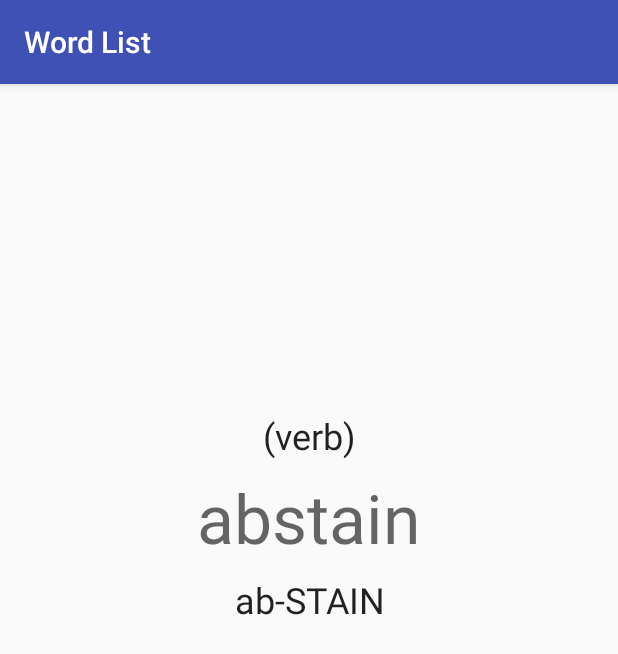
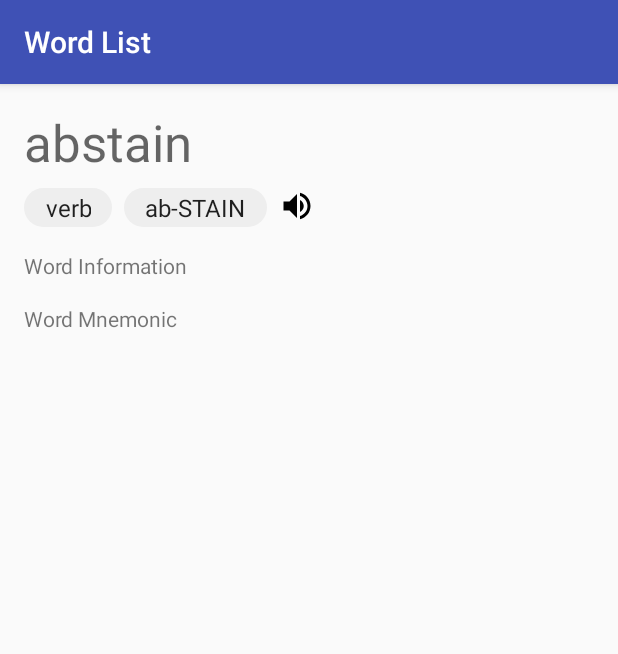
Before and after one commit to adityakamble49/word-list, an Android app: the WordFragment screen opened directly, with no data from a screen before it, on a phone screen of 412 x 824 dp. Shown: the top 654 px of the screen. Run offline under Robolectric (Android 15) with nearby library versions, the phone set to English and light mode, and no system bars.

Commit message:
Word Fragment UI update

```diff
--- /dev/null
+++ b/app/src/main/java/com/adityakamble49/wordlist/ui/common/BaseContract.kt
@@ -0,0 +1,15 @@
+package com.adityakamble49.wordlist.ui.common
+
+import android.arch.lifecycle.LifecycleOwner
+
+/**
+ * BaseContract
+ *
+ * @author Aditya Kamble
+ * @since 7/4/2018
+ */
+interface BaseContract {
+
+    interface View : LifecycleOwner
+    interface Presenter
+}
--- /dev/null
+++ b/app/src/main/java/com/adityakamble49/wordlist/ui/words/WordContract.kt
@@ -0,0 +1,21 @@
+package com.adityakamble49.wordlist.ui.words
+
+import com.adityakamble49.wordlist.model.Word
+import com.adityakamble49.wordlist.ui.common.BaseContract
+
+/**
+ * Word Fragment Contract
+ *
+ * @author Aditya Kamble
+ * @since 7/4/2018
+ */
+interface WordContract {
+
+    interface View : BaseContract.View {
+        fun speakWord(word: String)
+    }
+
+    interface Presenter : BaseContract.Presenter {
+        fun onClickedTextToSpeech(word: Word)
+    }
+}
--- a/app/src/main/java/com/adityakamble49/wordlist/ui/words/WordFragment.kt
+++ b/app/src/main/java/com/adityakamble49/wordlist/ui/words/WordFragment.kt
@@ -1,14 +1,32 @@
 package com.adityakamble49.wordlist.ui.words
 
+import android.speech.tts.TextToSpeech
 import android.view.View
 import com.adityakamble49.wordlist.R
+import com.adityakamble49.wordlist.model.Word
 import com.adityakamble49.wordlist.ui.common.BaseFragment
+import kotlinx.android.synthetic.main.fragment_word_info.view.*
+import java.util.*
 
 /**
  * @author Aditya Kamble
  * @since 6/4/2018
  */
-class WordFragment : BaseFragment() {
+class WordFragment : BaseFragment(), WordContract.View, TextToSpeech.OnInitListener,
+        View.OnClickListener {
+
+    private lateinit var presenter: WordPresenter
+
+    override fun onInit(status: Int) {
+
+    }
+
+    override fun onClick(v: View?) {
+        when (v?.id) {
+            R.id.word_text_to_speech -> presenter.onClickedTextToSpeech(
+                    Word("abstain", "", "", "", ""))
+        }
+    }
 
     companion object {
         fun newInstance() = WordFragment()
@@ -17,9 +35,16 @@ class WordFragment : BaseFragment() {
     override fun getLayoutId() = R.layout.fragment_word_info
 
     override fun bindView(rootView: View) {
+        rootView.word_text_to_speech.setOnClickListener(this)
     }
 
     override fun initializePresenter() {
+        presenter = WordPresenter(this)
     }
 
+    override fun speakWord(word: String) {
+        val tts = TextToSpeech(context, this)
+        tts.language = Locale.US
+        tts.speak(word, TextToSpeech.QUEUE_ADD, null)
+    }
 }
--- /dev/null
+++ b/app/src/main/java/com/adityakamble49/wordlist/ui/words/WordPresenter.kt
@@ -0,0 +1,14 @@
+package com.adityakamble49.wordlist.ui.words
+
+import com.adityakamble49.wordlist.model.Word
+
+/**
+ * @author Aditya Kamble
+ * @since 7/4/2018
+ */
+class WordPresenter constructor(private val view: WordContract.View) : WordContract.Presenter {
+
+    override fun onClickedTextToSpeech(word: Word) {
+        view.speakWord(word.name)
+    }
+}
--- /dev/null
+++ b/app/src/main/res/drawable/bg_word_type.xml
@@ -0,0 +1,8 @@
+<?xml version="1.0" encoding="utf-8"?>
+<shape xmlns:android="http://schemas.android.com/apk/res/android"
+    android:shape="rectangle">
+
+    <solid android:color="@color/bg_word_type_solid" />
+    <corners android:radius="18dp" />
+
+</shape>
--- /dev/null
+++ b/app/src/main/res/drawable/ic_volume_up.xml
@@ -0,0 +1,9 @@
+<vector xmlns:android="http://schemas.android.com/apk/res/android"
+        android:width="24dp"
+        android:height="24dp"
+        android:viewportWidth="24.0"
+        android:viewportHeight="24.0">
+    <path
+        android:fillColor="#FF000000"
+        android:pathData="M3,9v6h4l5,5L12,4L7,9L3,9zM16.5,12c0,-1.77 -1.02,-3.29 -2.5,-4.03v8.05c1.48,-0.73 2.5,-2.25 2.5,-4.02zM14,3.23v2.06c2.89,0.86 5,3.54 5,6.71s-2.11,5.85 -5,6.71v2.06c4.01,-0.91 7,-4.49 7,-8.77s-2.99,-7.86 -7,-8.77z"/>
+</vector>
--- a/app/src/main/res/layout/fragment_word_info.xml
+++ b/app/src/main/res/layout/fragment_word_info.xml
@@ -1,58 +1,101 @@
 <?xml version="1.0" encoding="utf-8"?>
 <android.support.constraint.ConstraintLayout xmlns:android="http://schemas.android.com/apk/res/android"
     xmlns:app="http://schemas.android.com/apk/res-auto"
+    xmlns:tools="http://schemas.android.com/tools"
     android:layout_width="match_parent"
-    android:layout_height="match_parent">
-
-    <android.support.constraint.Guideline
-        android:id="@+id/guideline_center_horizontal"
-        android:layout_width="wrap_content"
-        android:layout_height="wrap_content"
-        android:orientation="horizontal"
-        app:layout_constraintGuide_percent="0.5" />
+    android:layout_height="match_parent"
+    tools:layout_editor_absoluteY="81dp">
 
     <TextView
         android:id="@+id/word_name"
-        style="@style/TextAppearance.AppCompat.Display2"
+        style="@style/TextAppearance.AppCompat.Display1"
         android:layout_width="0dp"
         android:layout_height="wrap_content"
-        android:layout_marginBottom="8dp"
         android:layout_marginEnd="8dp"
-        android:layout_marginStart="8dp"
+        android:layout_marginTop="16dp"
         android:maxLines="1"
-        android:gravity="center"
         android:text="abstain"
-        app:layout_constraintBottom_toTopOf="@+id/word_pronunciation"
-        app:layout_constraintEnd_toEndOf="parent"
-        app:layout_constraintStart_toStartOf="parent" />
+        app:layout_constraintEnd_toStartOf="@+id/end_guideline"
+        app:layout_constraintStart_toStartOf="@+id/start_guideline"
+        app:layout_constraintTop_toTopOf="parent" />
 
     <TextView
         android:id="@+id/word_pronunciation"
-        style="@style/TextAppearance.AppCompat.Headline"
+        style="@style/TextAppearance.AppCompat.Subhead"
         android:layout_width="0dp"
         android:layout_height="wrap_content"
-        android:layout_marginBottom="24dp"
-        android:layout_marginEnd="8dp"
+        android:layout_marginStart="8dp"
+        android:layout_marginTop="8dp"
+        android:background="@drawable/bg_word_type"
+        android:gravity="center"
         android:maxLines="1"
-        android:layout_marginStart="8dp"
-        android:gravity="center"
+        android:paddingBottom="2dp"
+        android:paddingEnd="14dp"
+        android:paddingStart="14dp"
+        android:paddingTop="2dp"
         android:text="ab-STAIN"
-        app:layout_constraintBottom_toTopOf="@+id/guideline_center_horizontal"
-        app:layout_constraintEnd_toEndOf="parent"
-        app:layout_constraintStart_toStartOf="parent" />
+        app:layout_constraintStart_toEndOf="@+id/word_type"
+        app:layout_constraintTop_toBottomOf="@+id/word_name" />
 
     <TextView
         android:id="@+id/word_type"
-        style="@style/TextAppearance.AppCompat.Headline"
+        style="@style/TextAppearance.AppCompat.Subhead"
         android:layout_width="0dp"
         android:layout_height="wrap_content"
-        android:layout_marginBottom="8dp"
-        android:layout_marginEnd="8dp"
+        android:layout_marginTop="8dp"
+        android:background="@drawable/bg_word_type"
+        android:gravity="center"
+        android:maxLines="1"
+        android:paddingBottom="2dp"
+        android:paddingEnd="14dp"
+        android:paddingStart="14dp"
+        android:paddingTop="2dp"
+        android:text="verb"
+        app:layout_constraintStart_toStartOf="@+id/start_guideline"
+        app:layout_constraintTop_toBottomOf="@+id/word_name" />
+
+    <android.support.constraint.Guideline
+        android:id="@+id/start_guideline"
+        android:layout_width="wrap_content"
+        android:layout_height="wrap_content"
+        android:orientation="vertical"
+        app:layout_constraintGuide_begin="16dp" />
+
+    <android.support.constraint.Guideline
+        android:id="@+id/end_guideline"
+        android:layout_width="wrap_content"
+        android:layout_height="wrap_content"
+        android:orientation="vertical"
+        app:layout_constraintGuide_end="16dp" />
+
+    <ImageView
+        android:id="@+id/word_text_to_speech"
+        android:layout_width="wrap_content"
+        android:layout_height="wrap_content"
         android:layout_marginStart="8dp"
-        android:gravity="center"
-        android:text="(verb)"
-        android:maxLines="1"
-        app:layout_constraintBottom_toTopOf="@+id/word_name"
-        app:layout_constraintEnd_toEndOf="parent"
-        app:layout_constraintStart_toStartOf="parent" />
+        android:layout_marginTop="8dp"
+        app:layout_constraintStart_toEndOf="@+id/word_pronunciation"
+        app:layout_constraintTop_toBottomOf="@+id/word_name"
+        app:srcCompat="@drawable/ic_volume_up" />
+
+    <TextView
+        android:id="@+id/word_information"
+        android:layout_width="0dp"
+        android:layout_height="wrap_content"
+        android:layout_marginTop="16dp"
+        android:text="Word Information"
+        app:layout_constraintEnd_toStartOf="@+id/end_guideline"
+        app:layout_constraintStart_toStartOf="@+id/start_guideline"
+        app:layout_constraintTop_toBottomOf="@+id/word_type" />
+
+    <TextView
+        android:id="@+id/word_mnemonic"
+        android:layout_width="0dp"
+        android:layout_height="wrap_content"
+        android:layout_marginTop="16dp"
+        android:text="Word Mnemonic"
+        app:layout_constraintEnd_toStartOf="@+id/end_guideline"
+        app:layout_constraintStart_toStartOf="@+id/start_guideline"
+        app:layout_constraintTop_toBottomOf="@+id/word_information" />
+
 </android.support.constraint.ConstraintLayout>
--- a/app/src/main/res/values/colors.xml
+++ b/app/src/main/res/values/colors.xml
@@ -3,4 +3,5 @@
     <color name="colorPrimary">#3F51B5</color>
     <color name="colorPrimaryDark">#303F9F</color>
     <color name="colorAccent">#FF4081</color>
+    <color name="bg_word_type_solid">#EEE</color>
 </resources>
```
